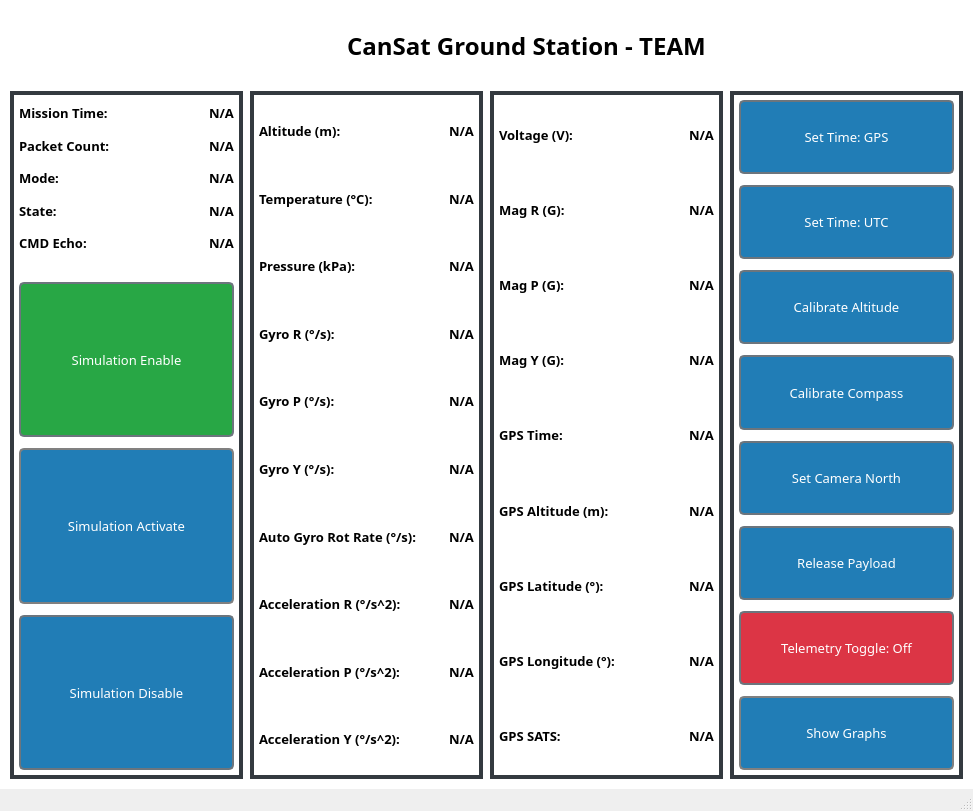
Qt form Ground-Station/gui/ground_station.ui (BradyCason/UCI-CanSat-24-25) before a commit.
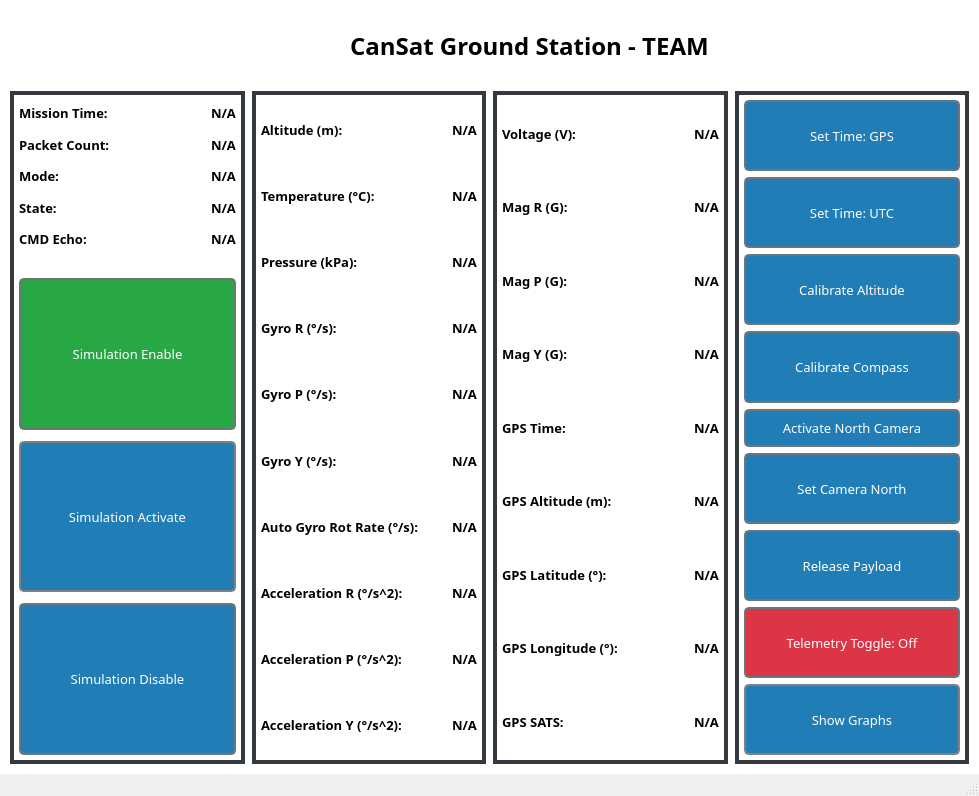
The same form after that commit.

What changed in the file:
```diff
--- a/Ground-Station/gui/ground_station.ui
+++ b/Ground-Station/gui/ground_station.ui
@@ -6,8 +6,8 @@
    <rect>
     <x>0</x>
     <y>0</y>
-    <width>973</width>
-    <height>811</height>
+    <width>979</width>
+    <height>796</height>
    </rect>
   </property>
   <property name="windowTitle">
@@ -1118,7 +1118,7 @@
        <widget class="QWidget" name="control_container" native="true">
         <layout class="QGridLayout" name="gridLayout_4">
          <item row="0" column="0">
-          <layout class="QVBoxLayout" name="control_panel" stretch="1,0,1,0,1,0,1,0,1,0,1,0,1,0,1">
+          <layout class="QVBoxLayout" name="control_panel" stretch="1,1,1,1,0,1,1,1,1">
            <item>
             <widget class="QPushButton" name="set_time_gps_button">
              <property name="sizePolicy">
@@ -1143,22 +1143,6 @@
              </property>
             </widget>
            </item>
-           <item>
-            <spacer name="verticalSpacer_2">
-             <property name="orientation">
-              <enum>Qt::Vertical</enum>
-             </property>
-             <property name="sizeType">
-              <enum>QSizePolicy::Minimum</enum>
-             </property>
-             <property name="sizeHint" stdset="0">
-              <size>
-               <width>20</width>
-               <height>5</height>
-              </size>
-             </property>
-            </spacer>
-           </item>
            <item>
             <widget class="QPushButton" name="set_time_utc_button">
              <property name="sizePolicy">
@@ -1178,22 +1162,6 @@
              </property>
             </widget>
            </item>
-           <item>
-            <spacer name="verticalSpacer">
-             <property name="orientation">
-              <enum>Qt::Vertical</enum>
-             </property>
-             <property name="sizeType">
-              <enum>QSizePolicy::Fixed</enum>
-             </property>
-             <property name="sizeHint" stdset="0">
-              <size>
-               <width>20</width>
-               <height>5</height>
-              </size>
-             </property>
-            </spacer>
-           </item>
            <item>
             <widget class="QPushButton" name="calibrate_alt_button">
              <property name="sizePolicy">
@@ -1218,22 +1186,6 @@
              </property>
             </widget>
            </item>
-           <item>
-            <spacer name="verticalSpacer_3">
-             <property name="orientation">
-              <enum>Qt::Vertical</enum>
-             </property>
-             <property name="sizeType">
-              <enum>QSizePolicy::Fixed</enum>
-             </property>
-             <property name="sizeHint" stdset="0">
-              <size>
-               <width>20</width>
-               <height>5</height>
-              </size>
-             </property>
-            </spacer>
-           </item>
            <item>
             <widget class="QPushButton" name="calibrate_comp_button">
              <property name="sizePolicy">
@@ -1254,20 +1206,23 @@
             </widget>
            </item>
            <item>
-            <spacer name="verticalSpacer_8">
-             <property name="orientation">
-              <enum>Qt::Vertical</enum>
+            <widget class="QPushButton" name="activate_north_cam_button">
+             <property name="sizePolicy">
+              <sizepolicy hsizetype="Minimum" vsizetype="Minimum">
+               <horstretch>0</horstretch>
+               <verstretch>0</verstretch>
+              </sizepolicy>
              </property>
-             <property name="sizeType">
-              <enum>QSizePolicy::Fixed</enum>
+             <property name="font">
+              <font>
+               <family>Sans Serif Collection</family>
+               <pointsize>10</pointsize>
+              </font>
              </property>
-             <property name="sizeHint" stdset="0">
-              <size>
-               <width>20</width>
-               <height>5</height>
-              </size>
+             <property name="text">
+              <string>Activate North Camera</string>
              </property>
-            </spacer>
+            </widget>
            </item>
            <item>
             <widget class="QPushButton" name="set_camera_north_button">
@@ -1290,22 +1245,6 @@
              </property>
             </widget>
            </item>
-           <item>
-            <spacer name="verticalSpacer_4">
-             <property name="orientation">
-              <enum>Qt::Vertical</enum>
-             </property>
-             <property name="sizeType">
-              <enum>QSizePolicy::Fixed</enum>
-             </property>
-             <property name="sizeHint" stdset="0">
-              <size>
-               <width>20</width>
-               <height>5</height>
-              </size>
-             </property>
-            </spacer>
-           </item>
            <item>
             <widget class="QPushButton" name="release_payload_button">
              <property name="sizePolicy">
@@ -1330,22 +1269,6 @@
              </property>
             </widget>
            </item>
-           <item>
-            <spacer name="verticalSpacer_5">
-             <property name="orientation">
-              <enum>Qt::Vertical</enum>
-             </property>
-             <property name="sizeType">
-              <enum>QSizePolicy::Fixed</enum>
-             </property>
-             <property name="sizeHint" stdset="0">
-              <size>
-               <width>20</width>
-               <height>5</height>
-              </size>
-             </property>
-            </spacer>
-           </item>
            <item>
             <widget class="QPushButton" name="telemetry_toggle_button">
              <property name="sizePolicy">
@@ -1370,22 +1293,6 @@
              </property>
             </widget>
            </item>
-           <item>
-            <spacer name="verticalSpacer_9">
-             <property name="orientation">
-              <enum>Qt::Vertical</enum>
-             </property>
-             <property name="sizeType">
-              <enum>QSizePolicy::Fixed</enum>
-             </property>
-             <property name="sizeHint" stdset="0">
-              <size>
-               <width>20</width>
-               <height>5</height>
-              </size>
-             </property>
-            </spacer>
-           </item>
            <item>
             <widget class="QPushButton" name="show_graphs_button">
              <property name="sizePolicy">
```
Left out of the diff: 2 changed lines with no effect on the pictures.
